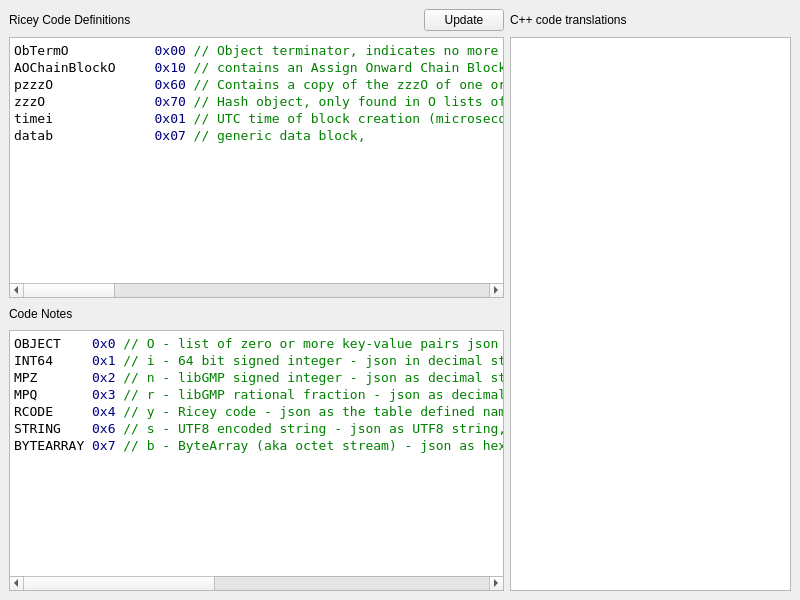
Old version of the form apps/CodeForm2021/mainwindow.ui in the repository assignonward/aosuite.
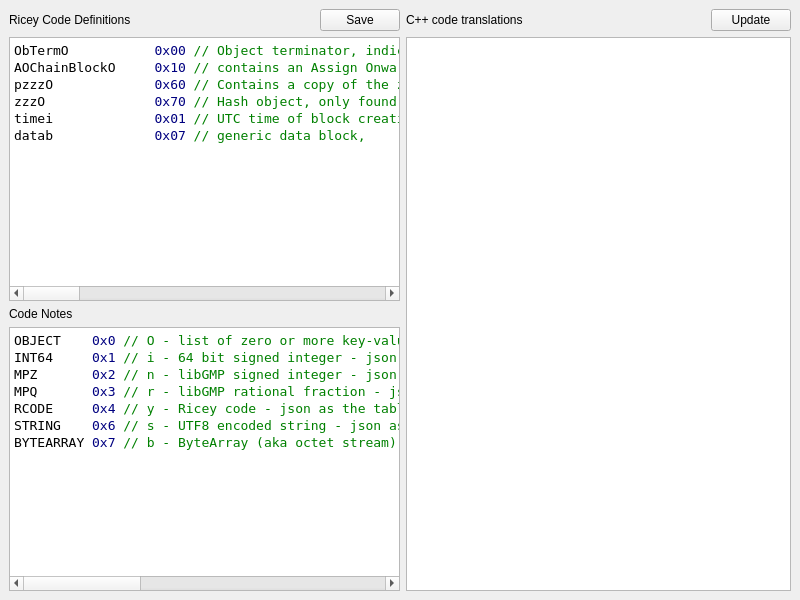
New version of the form. Icons and pictures are not drawn.

The edit to the form file:
```diff
--- a/apps/CodeForm2021/mainwindow.ui
+++ b/apps/CodeForm2021/mainwindow.ui
@@ -53,40 +53,6 @@
       </property>
      </widget>
     </item>
-    <item row="0" column="2">
-     <widget class="QPushButton" name="update">
-      <property name="text">
-       <string>Update</string>
-      </property>
-     </widget>
-    </item>
-    <item row="0" column="0">
-     <widget class="QLabel" name="label">
-      <property name="text">
-       <string>Ricey Code Definitions</string>
-      </property>
-     </widget>
-    </item>
-    <item row="1" column="3" rowspan="3">
-     <widget class="QTextEdit" name="translations">
-      <property name="font">
-       <font>
-        <family>Andale Mono</family>
-        <pointsize>10</pointsize>
-       </font>
-      </property>
-      <property name="lineWrapMode">
-       <enum>QTextEdit::NoWrap</enum>
-      </property>
-     </widget>
-    </item>
-    <item row="2" column="0">
-     <widget class="QLabel" name="label_3">
-      <property name="text">
-       <string>Code Notes</string>
-      </property>
-     </widget>
-    </item>
     <item row="3" column="0" colspan="3">
      <widget class="QTextEdit" name="notes">
       <property name="font">
@@ -114,6 +80,20 @@
       </property>
      </widget>
     </item>
+    <item row="2" column="0">
+     <widget class="QLabel" name="label_3">
+      <property name="text">
+       <string>Code Notes</string>
+      </property>
+     </widget>
+    </item>
+    <item row="0" column="5">
+     <widget class="QPushButton" name="update">
+      <property name="text">
+       <string>Update</string>
+      </property>
+     </widget>
+    </item>
     <item row="0" column="3">
      <widget class="QLabel" name="label_2">
       <property name="text">
@@ -121,6 +101,26 @@
       </property>
      </widget>
     </item>
+    <item row="0" column="0">
+     <widget class="QLabel" name="label">
+      <property name="text">
+       <string>Ricey Code Definitions</string>
+      </property>
+     </widget>
+    </item>
+    <item row="1" column="3" rowspan="3" colspan="3">
+     <widget class="QTextEdit" name="translations">
+      <property name="font">
+       <font>
+        <family>Andale Mono</family>
+        <pointsize>10</pointsize>
+       </font>
+      </property>
+      <property name="lineWrapMode">
+       <enum>QTextEdit::NoWrap</enum>
+      </property>
+     </widget>
+    </item>
     <item row="0" column="1">
      <spacer name="horizontalSpacer_2">
       <property name="orientation">
@@ -134,7 +134,14 @@
       </property>
      </spacer>
     </item>
-    <item row="2" column="1" colspan="2">
+    <item row="0" column="2">
+     <widget class="QPushButton" name="save">
+      <property name="text">
+       <string>Save</string>
+      </property>
+     </widget>
+    </item>
+    <item row="0" column="4">
      <spacer name="horizontalSpacer">
       <property name="orientation">
        <enum>Qt::Horizontal</enum>
```
